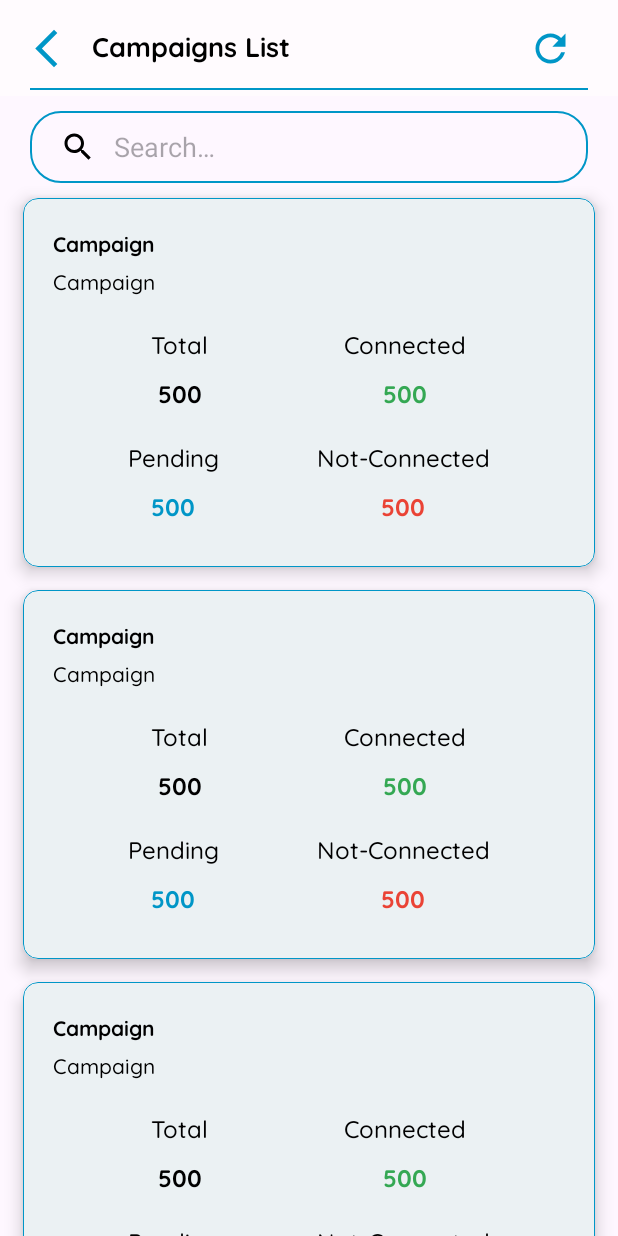
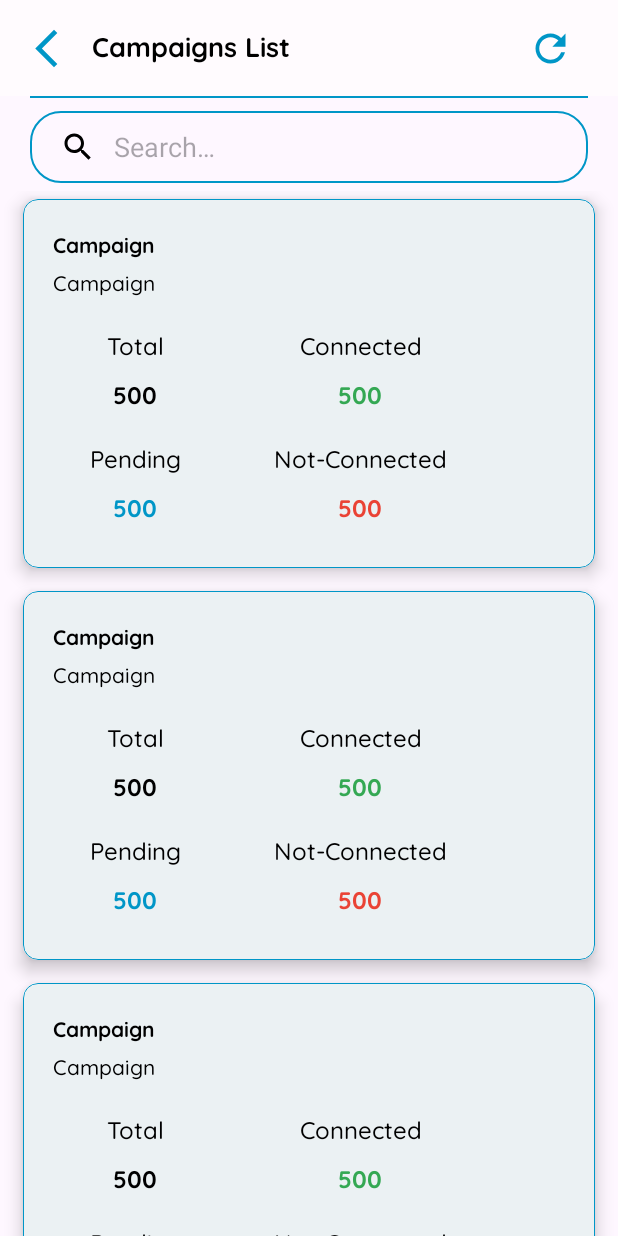
Before and after one commit to Rammohan-BookXpert/Telecaller, an Android app: the layout fragment_campaigns.xml on its own in the app's theme, with its tools: preview values and no code run, on a phone screen of 412 x 824 dp. Run offline under Robolectric (Android 15) with nearby library versions, the phone set to English and light mode, and no system bars.

Commit message:
Initial Commit v1.0.0

```diff
--- a/app/src/main/java/com/fairsoft/telecaller/network/NetworkApiService.kt
+++ b/app/src/main/java/com/fairsoft/telecaller/network/NetworkApiService.kt
@@ -2,6 +2,7 @@ package com.fairsoft.telecaller.network
 
 import com.fairsoft.telecaller.model.CampNotConnected
 import com.fairsoft.telecaller.model.Campaign
+import com.fairsoft.telecaller.model.CampaignsList
 import okhttp3.OkHttpClient
 import okhttp3.logging.HttpLoggingInterceptor
 import retrofit2.Retrofit
@@ -32,10 +33,13 @@ interface NetworkApiService {
     suspend fun checkLogin(@Body body: Map<String, String>): Any
 
     @GET("Campaign/GetCampaignMaster")
-    suspend fun getCampaignsList(@Query("UserId") userId: Int, @Query("IsBookXpertUser") company: Int): List<Campaign>
+    suspend fun getCampaignsList(@Query("UserId") userId: Int, @Query("IsBookXpertUser") company: Int): List<CampaignsList>
 
     @GET("Campaign/GetNotConnectedData")
     suspend fun getNotConnectedCallsList(@Query("IsBookXpertUser") company: Int, @Query("UserId") userId: Int): List<CampNotConnected>
+
+    @GET("Campaign/GetCampaignDetailsById")
+    suspend fun getCampaignById(@Query("UserId") userId: Int, @Query("CampaignId") campaignId: Int, @Query("IsBookXpertUser") company: Int): List<Campaign>
 }
 
 object NetworkApi {
--- a/app/src/main/res/layout/fragment_campaigns.xml
+++ b/app/src/main/res/layout/fragment_campaigns.xml
@@ -1,6 +1,5 @@
 <?xml version="1.0" encoding="utf-8"?>
-<androidx.constraintlayout.widget.ConstraintLayout
-    xmlns:android="http://schemas.android.com/apk/res/android"
+<androidx.constraintlayout.widget.ConstraintLayout xmlns:android="http://schemas.android.com/apk/res/android"
     xmlns:app="http://schemas.android.com/apk/res-auto"
     xmlns:tools="http://schemas.android.com/tools"
     android:layout_width="match_parent"
@@ -39,25 +38,25 @@
                     android:layout_height="0dp"
                     android:layout_marginStart="15dp"
                     android:fontFamily="@font/quicksand_bold"
+                    android:text="@string/campaigns_list"
                     android:textColor="@color/black"
                     android:textSize="18sp"
                     app:layout_constraintBottom_toBottomOf="@id/back_icon"
                     app:layout_constraintStart_toEndOf="@id/back_icon"
-                    app:layout_constraintTop_toTopOf="@id/back_icon"
-                    android:text="@string/campaigns_list" />
+                    app:layout_constraintTop_toTopOf="@id/back_icon" />
 
                 <ImageView
                     android:id="@+id/refresh_button"
                     android:layout_width="30dp"
                     android:layout_height="30dp"
+                    android:layout_marginEnd="30dp"
+                    android:contentDescription="@null"
+                    android:importantForAccessibility="no"
                     android:src="@drawable/refresh_icon"
-                    app:tint="@color/blue"
-                    app:layout_constraintTop_toTopOf="parent"
                     app:layout_constraintBottom_toBottomOf="parent"
                     app:layout_constraintEnd_toEndOf="parent"
-                    android:layout_marginEnd="30dp"
-                    android:importantForAccessibility="no"
-                    android:contentDescription="@null"/>
+                    app:layout_constraintTop_toTopOf="parent"
+                    app:tint="@color/blue" />
 
             </androidx.constraintlayout.widget.ConstraintLayout>
 
@@ -70,37 +69,66 @@
         android:layout_width="0dp"
         android:layout_height="1dp"
         android:layout_marginStart="20dp"
-        android:layout_marginTop="-5dp"
         android:layout_marginEnd="20dp"
         android:background="@color/blue"
         app:layout_constraintEnd_toEndOf="@id/app_bar"
         app:layout_constraintStart_toStartOf="@id/app_bar"
         app:layout_constraintTop_toBottomOf="@id/app_bar" />
 
+    <androidx.swiperefreshlayout.widget.SwipeRefreshLayout
+        android:id="@+id/swipe_refresh_layout"
+        android:layout_width="match_parent"
+        android:layout_height="0dp"
+        app:swipeRefreshLayoutProgressSpinnerBackgroundColor="@color/blue"
+        app:layout_constraintBottom_toBottomOf="parent"
+        app:layout_constraintTop_toBottomOf="@id/app_bar">
+
+        <androidx.constraintlayout.widget.ConstraintLayout
+            android:layout_width="match_parent"
+            android:layout_height="match_parent">
+
             <androidx.appcompat.widget.SearchView
                 android:id="@+id/search_bar"
                 android:layout_width="match_parent"
                 android:layout_height="wrap_content"
-        app:layout_constraintTop_toBottomOf="@id/app_bar"
+                app:layout_constraintTop_toTopOf="parent"
+                android:layout_marginStart="20dp"
                 android:layout_marginTop="10dp"
-        android:layout_marginStart="20dp"
                 android:layout_marginEnd="20dp"
+                android:background="@drawable/search_bg"
+                android:focusable="false"
+                app:closeIcon="@drawable/clear_icon"
                 app:iconifiedByDefault="false"
                 app:queryBackground="@android:color/transparent"
+                app:queryHint="@string/search_bar"
                 app:searchHintIcon="@null"
-        app:queryHint="@string/search_bar"
-        android:focusable="false"
-        app:closeIcon="@drawable/clear_icon"
-        app:searchIcon="@drawable/search_icon"
-        android:background="@drawable/search_bg" />
+                app:searchIcon="@drawable/search_icon" />
 
             <androidx.recyclerview.widget.RecyclerView
                 android:id="@+id/recycler_view_cl"
                 android:layout_width="match_parent"
                 android:layout_height="0dp"
+                android:layout_marginTop="5dp"
+                app:layoutManager="androidx.recyclerview.widget.LinearLayoutManager"
                 app:layout_constraintTop_toBottomOf="@id/search_bar"
                 app:layout_constraintBottom_toBottomOf="parent"
-        app:layoutManager="androidx.recyclerview.widget.LinearLayoutManager"
                 tools:listitem="@layout/list_item_cl" />
 
+            <TextView
+                android:id="@+id/no_rec_found"
+                android:layout_width="wrap_content"
+                android:layout_height="wrap_content"
+                android:layout_marginTop="100dp"
+                android:fontFamily="@font/quicksand_regular"
+                android:text="@string/no_records_found"
+                android:textColor="@color/black"
+                android:visibility="invisible"
+                app:layout_constraintEnd_toEndOf="parent"
+                app:layout_constraintStart_toStartOf="parent"
+                app:layout_constraintTop_toBottomOf="@id/search_bar" />
+
         </androidx.constraintlayout.widget.ConstraintLayout>
+
+    </androidx.swiperefreshlayout.widget.SwipeRefreshLayout>
+
+</androidx.constraintlayout.widget.ConstraintLayout>
--- a/app/src/main/res/layout/list_item_cl.xml
+++ b/app/src/main/res/layout/list_item_cl.xml
@@ -7,8 +7,8 @@
     android:layout_height="wrap_content"
     android:layout_marginStart="15dp"
     android:layout_marginEnd="15dp"
-    android:layout_marginTop="10dp"
-    android:layout_marginBottom="5dp"
+    android:layout_marginTop="5dp"
+    android:layout_marginBottom="10dp"
     app:cardBackgroundColor="@color/light_blue"
     app:strokeColor="@color/blue"
     app:strokeWidth="0.5dp"
@@ -47,24 +47,20 @@
             android:layout_marginEnd="20dp"/>
 
         <LinearLayout
-            android:id="@+id/ll_1"
-            android:layout_width="match_parent"
-            android:layout_height="wrap_content"
-            android:orientation="horizontal"
-            app:layout_constraintTop_toBottomOf="@id/camp_name"
-            android:layout_marginTop="20dp"
-            android:gravity="center">
-
-            <LinearLayout
+            android:id="@+id/total_ll"
             android:layout_width="wrap_content"
             android:layout_height="wrap_content"
             android:orientation="vertical"
-                android:gravity="center">
+            android:gravity="center"
+            app:layout_constraintTop_toBottomOf="@id/camp_name"
+            app:layout_constraintStart_toStartOf="parent"
+            android:layout_marginTop="20dp">
 
             <TextView
                 android:id="@+id/total_head"
-                    android:layout_width="wrap_content"
+                android:layout_width="150dp"
                 android:layout_height="wrap_content"
+                android:gravity="center"
                 android:text="@string/total"
                 android:textSize="16sp"
                 android:textColor="@color/black"
@@ -75,6 +71,7 @@
                 android:layout_width="wrap_content"
                 android:layout_height="wrap_content"
                 tools:text="500"
+                android:gravity="center"
                 android:textSize="16sp"
                 android:textColor="@color/black"
                 android:fontFamily="@font/quicksand_bold"
@@ -83,18 +80,21 @@
         </LinearLayout>
 
         <LinearLayout
+            android:id="@+id/con_ll"
             android:layout_width="wrap_content"
             android:layout_height="wrap_content"
             android:orientation="vertical"
-                android:layout_marginStart="90dp"
-                android:gravity="center">
+            android:gravity="center"
+            app:layout_constraintTop_toTopOf="@id/total_ll"
+            app:layout_constraintStart_toEndOf="@id/total_ll">
 
             <TextView
                 android:id="@+id/connected_head"
-                    android:layout_width="wrap_content"
+                android:layout_width="150dp"
                 android:layout_height="wrap_content"
                 android:text="@string/connected"
                 android:textSize="16sp"
+                android:gravity="center"
                 android:textColor="@color/black"
                 android:fontFamily="@font/quicksand_regular"/>
 
@@ -103,6 +103,7 @@
                 android:layout_width="wrap_content"
                 android:layout_height="wrap_content"
                 tools:text="500"
+                android:gravity="center"
                 android:textSize="16sp"
                 android:textColor="@color/green"
                 android:fontFamily="@font/quicksand_bold"
@@ -110,30 +111,22 @@
 
         </LinearLayout>
 
-        </LinearLayout>
-
         <LinearLayout
-            android:id="@+id/ll_2"
-            android:layout_width="match_parent"
-            android:layout_height="wrap_content"
-            android:orientation="horizontal"
-            app:layout_constraintTop_toBottomOf="@id/ll_1"
-            app:layout_constraintBottom_toBottomOf="parent"
-            android:layout_marginTop="20dp"
-            android:layout_marginBottom="30dp"
-            android:gravity="center">
-
-            <LinearLayout
+            android:id="@+id/pend_ll"
             android:layout_width="wrap_content"
             android:layout_height="wrap_content"
             android:orientation="vertical"
-                android:gravity="center">
+            android:gravity="center"
+            app:layout_constraintTop_toBottomOf="@id/con_ll"
+            app:layout_constraintStart_toStartOf="@id/total_ll"
+            android:layout_marginTop="20dp">
 
             <TextView
                 android:id="@+id/pend_head"
-                    android:layout_width="wrap_content"
+                android:layout_width="150dp"
                 android:layout_height="wrap_content"
                 android:text="@string/pending"
+                android:gravity="center"
                 android:textSize="16sp"
                 android:textColor="@color/black"
                 android:fontFamily="@font/quicksand_regular"/>
@@ -143,6 +136,7 @@
                 android:layout_width="wrap_content"
                 android:layout_height="wrap_content"
                 tools:text="500"
+                android:gravity="center"
                 android:textSize="16sp"
                 android:textColor="@color/blue"
                 android:fontFamily="@font/quicksand_bold"
@@ -151,17 +145,22 @@
         </LinearLayout>
 
         <LinearLayout
+            android:id="@+id/not_con_ll"
             android:layout_width="wrap_content"
             android:layout_height="wrap_content"
             android:orientation="vertical"
-                android:layout_marginStart="65dp"
-                android:gravity="center">
+            android:gravity="center"
+            app:layout_constraintTop_toTopOf="@id/pend_ll"
+            app:layout_constraintStart_toEndOf="@id/pend_ll"
+            app:layout_constraintBottom_toBottomOf="parent"
+            android:layout_marginBottom="30dp">
 
             <TextView
                 android:id="@+id/not_connected_head"
-                    android:layout_width="wrap_content"
+                android:layout_width="150dp"
                 android:layout_height="wrap_content"
                 android:text="@string/not_connected"
+                android:gravity="center"
                 android:textSize="16sp"
                 android:textColor="@color/black"
                 android:fontFamily="@font/quicksand_regular"/>
@@ -171,6 +170,7 @@
                 android:layout_width="wrap_content"
                 android:layout_height="wrap_content"
                 tools:text="500"
+                android:gravity="center"
                 android:textSize="16sp"
                 android:textColor="@color/red"
                 android:fontFamily="@font/quicksand_bold"
@@ -178,8 +178,6 @@
 
         </LinearLayout>
 
-        </LinearLayout>
-
     </androidx.constraintlayout.widget.ConstraintLayout>
 
 </com.google.android.material.card.MaterialCardView>
--- a/app/src/main/res/values/strings.xml
+++ b/app/src/main/res/values/strings.xml
@@ -40,4 +40,5 @@
     <string name="pending">Pending</string>
     <string name="connected">Connected</string>
     <string name="not_connected">Not-Connected</string>
+    <string name="no_records_found">No records found…</string>
 </resources>
```
Also changed, not shown: app/src/main/java/com/fairsoft/telecaller/adapters/CampaignListAdapter.kt (+10 -8 lines), app/src/main/java/com/fairsoft/telecaller/fragments/CampaignByIdFragment.kt (added, +39 -0 lines), app/src/main/java/com/fairsoft/telecaller/fragments/CampaignsFragment.kt (+15 -1 lines), app/src/main/java/com/fairsoft/telecaller/model/Campaign.kt (+22 -8 lines), app/src/main/java/com/fairsoft/telecaller/model/CampaignsList.kt (added, +18 -0 lines), app/src/main/java/com/fairsoft/telecaller/viewmodel/AppViewModel.kt (+32 -2 lines), app/src/main/res/layout/fragment_campaign_by_id.xml (added, +14 -0 lines), app/src/main/res/navigation/nav_graph.xml (+18 -1 lines). Lines whose indentation alone changed are shown as unchanged.
